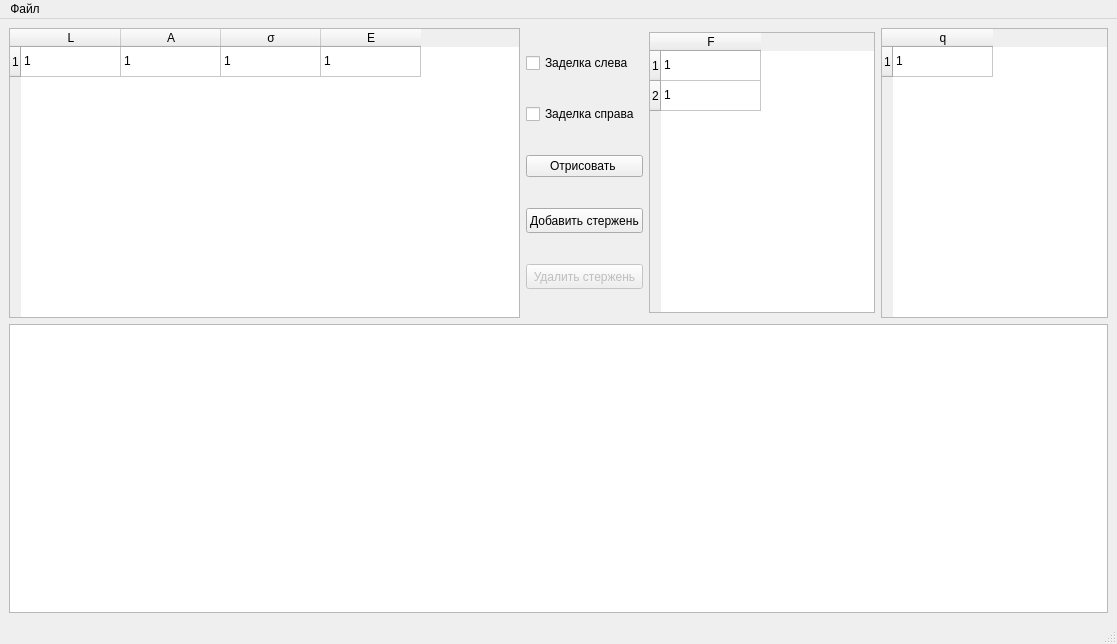
The window that mainwindow.ui (Xxone-ai/SAPR) describes before a commit, drawn with Qt 5.
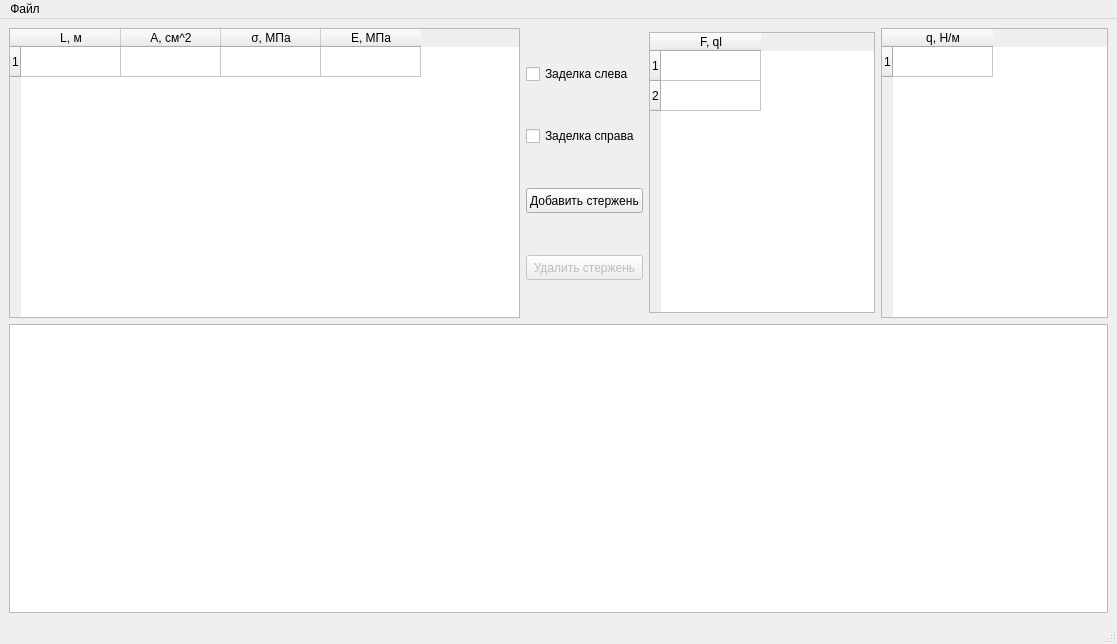
The same window after the commit.

Commit message: Динамическая отрисовка стержня

What changed in the file:
```diff
--- a/mainwindow.ui
+++ b/mainwindow.ui
@@ -32,27 +32,27 @@
         </row>
         <column>
          <property name="text">
-          <string>L</string>
+          <string>L, м</string>
          </property>
         </column>
         <column>
          <property name="text">
-          <string>A</string>
+          <string>A, см^2</string>
          </property>
         </column>
         <column>
          <property name="text">
-          <string>σ</string>
+          <string>σ, МПа</string>
          </property>
         </column>
         <column>
          <property name="text">
-          <string>E</string>
+          <string>E, МПа</string>
          </property>
         </column>
         <item row="0" column="0">
          <property name="text">
-          <string>1</string>
+          <string/>
          </property>
          <property name="textAlignment">
           <set>AlignLeading|AlignVCenter</set>
@@ -60,7 +60,7 @@
         </item>
         <item row="0" column="1">
          <property name="text">
-          <string>1</string>
+          <string/>
          </property>
          <property name="textAlignment">
           <set>AlignLeading|AlignVCenter</set>
@@ -68,7 +68,7 @@
         </item>
         <item row="0" column="2">
          <property name="text">
-          <string>1</string>
+          <string/>
          </property>
          <property name="textAlignment">
           <set>AlignLeading|AlignVCenter</set>
@@ -76,7 +76,7 @@
         </item>
         <item row="0" column="3">
          <property name="text">
-          <string>1</string>
+          <string/>
          </property>
          <property name="textAlignment">
           <set>AlignLeading|AlignVCenter</set>
@@ -100,13 +100,6 @@
           </property>
          </widget>
         </item>
-        <item>
-         <widget class="QPushButton" name="drawButton">
-          <property name="text">
-           <string>Отрисовать </string>
-          </property>
-         </widget>
-        </item>
         <item>
          <widget class="QPushButton" name="addRodButton">
           <property name="maximumSize">
@@ -158,12 +151,12 @@
         </row>
         <column>
          <property name="text">
-          <string>F</string>
+          <string>F, ql</string>
          </property>
         </column>
         <item row="0" column="0">
          <property name="text">
-          <string>1</string>
+          <string/>
          </property>
          <property name="textAlignment">
           <set>AlignLeading|AlignVCenter</set>
@@ -171,7 +164,7 @@
         </item>
         <item row="1" column="0">
          <property name="text">
-          <string>1</string>
+          <string/>
          </property>
          <property name="textAlignment">
           <set>AlignLeading|AlignVCenter</set>
@@ -188,12 +181,12 @@
         </row>
         <column>
          <property name="text">
-          <string>q</string>
+          <string>q, Н/м</string>
          </property>
         </column>
         <item row="0" column="0">
          <property name="text">
-          <string>1</string>
+          <string/>
          </property>
          <property name="textAlignment">
           <set>AlignLeading|AlignVCenter</set>
```
The commit also changes 2 other files.
